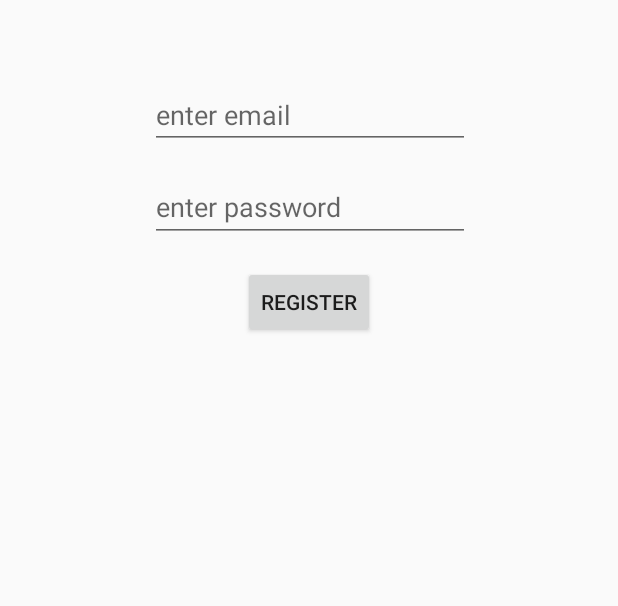
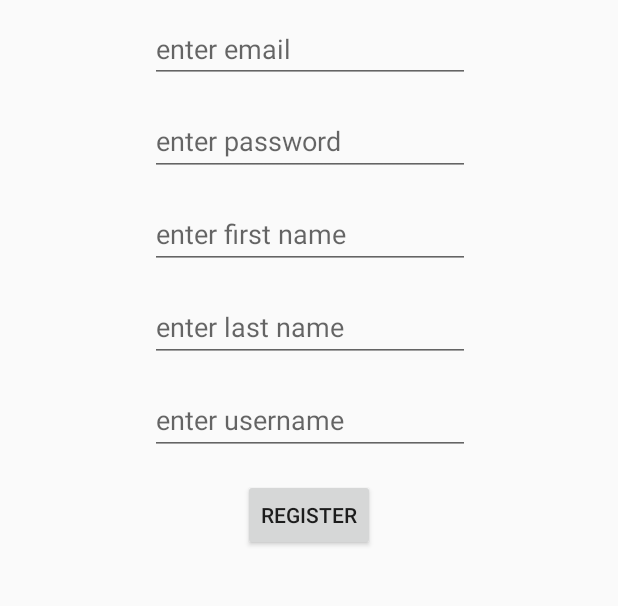
Before and after one commit to MochiCurry/TCSS-450-Team-12, an Android app: the screen it shows after launch (MainActivity before the commit, LoginActivity after it), after a tap on "NEW USER", on a phone screen of 412 x 824 dp, the part 240-846 px from its top. Run offline under Robolectric (Android 15) with nearby library versions, the phone set to English and light mode, and no system bars.

```diff
--- a/app/src/main/AndroidManifest.xml
+++ b/app/src/main/AndroidManifest.xml
@@ -12,14 +12,14 @@
         android:roundIcon="@mipmap/ic_launcher_round"
         android:supportsRtl="true"
         android:theme="@style/Theme.AppCompat.Light.NoActionBar">
-        <activity android:name=".MainActivity">
+        <activity android:name=".LoginActivity">
             <intent-filter>
                 <action android:name="android.intent.action.MAIN" />
 
                 <category android:name="android.intent.category.LAUNCHER" />
             </intent-filter>
         </activity>
-        <activity android:name=".MainPageActivity" />
+        <activity android:name=".HomeScreenActivity" />
         <activity android:name=".QuizActivity" />
         <activity android:name=".MatchActivity2" />
         <activity android:name=".ProfileActivity" />
--- a/app/src/main/java/edu/tacoma/uw/css/sextod/memeups/MainPageActivity.java
+++ b/app/src/main/java/edu/tacoma/uw/css/sextod/memeups/HomeScreenActivity.java
@@ -12,7 +12,7 @@ import android.view.MenuItem;
 import android.view.View;
 import android.widget.Button;
 
-public class MainPageActivity extends AppCompatActivity {
+public class HomeScreenActivity extends AppCompatActivity {
     private Button quizbutton;
     private Button matchbutton;
     private Button profilebutton;
@@ -27,6 +27,7 @@ public class MainPageActivity extends AppCompatActivity {
         getSupportActionBar().setIcon(R.drawable.memeupstopicon);
         getSupportActionBar().setDisplayUseLogoEnabled(true);
 
+        getIntent().getIntExtra("loggedUser", 0);
 
         quizbutton = findViewById(R.id.quizbutton);
         quizbutton.setOnClickListener(new View.OnClickListener() {
@@ -68,7 +69,7 @@ public class MainPageActivity extends AppCompatActivity {
             sharedPreferences.edit().putBoolean(getString(R.string.LOGGEDIN), false)
                     .commit();
 
-            Intent i = new Intent(this, MainActivity.class);
+            Intent i = new Intent(this, LoginActivity.class);
             startActivity(i);
             finish();
 
--- a/app/src/main/java/edu/tacoma/uw/css/sextod/memeups/MatchListFragment.java
+++ b/app/src/main/java/edu/tacoma/uw/css/sextod/memeups/MatchListFragment.java
@@ -32,7 +32,7 @@ import java.util.List;
  */
 public class MatchListFragment extends Fragment {
 
-    private static final String COURSE_URL = "http://kferg9.000webhostapp.com/android/list.php?cmd=courses";
+    private static final String COURSE_URL = "http://kferg9.000webhostapp.com/android/list.php?cmd=matchusers";
     private static final String ARG_COLUMN_COUNT = "column-count";
     private int mColumnCount = 1;
     private OnListFragmentInteractionListener mListener;
@@ -143,7 +143,7 @@ public class MatchListFragment extends Fragment {
                     }
 
                 } catch (Exception e) {
-                    response = "Unable to download the list of courses, Reason: "
+                    response = "Unable to download the list of user matches, Reason: "
                             + e.getMessage();
                 }
                 finally {
--- a/app/src/main/java/edu/tacoma/uw/css/sextod/memeups/MyCourseRecyclerViewAdapter.java
+++ b/app/src/main/java/edu/tacoma/uw/css/sextod/memeups/MyCourseRecyclerViewAdapter.java
@@ -36,8 +36,8 @@ public class MyCourseRecyclerViewAdapter extends RecyclerView.Adapter<MyCourseRe
     @Override
     public void onBindViewHolder(final ViewHolder holder, int position) {
         holder.mItem = mValues.get(position);
-        holder.mIdView.setText(mValues.get(position).getCourseId());
-        holder.mContentView.setText(mValues.get(position).getShortDescription());
+        holder.mIdView.setText(mValues.get(position).getmEmail());
+        //holder.mContentView.setText(mValues.get(position).getShortDescription());
 
 
         holder.mView.setOnClickListener(new View.OnClickListener() {
--- a/app/src/main/java/edu/tacoma/uw/css/sextod/memeups/RegisterFragment.java
+++ b/app/src/main/java/edu/tacoma/uw/css/sextod/memeups/RegisterFragment.java
@@ -42,6 +42,9 @@ public class RegisterFragment extends Fragment {
     // the fragment initialization parameters, e.g. ARG_ITEM_NUMBER
     private static final String ARG_PARAM1 = "param1";
     private static final String ARG_PARAM2 = "param2";
+    private static final String ARG_PARAM3 = "param3";
+    private static final String ARG_PARAM4 = "param4";
+    private static final String ARG_PARAM5 = "param5";
     private final static String COURSE_ADD_URL
             = "http://kferg9.000webhostapp.com/android/addUser.php?";
 
@@ -52,8 +55,14 @@ public class RegisterFragment extends Fragment {
 
     private String mParam1;
     private String mParam2;
+    private String mParam3;
+    private String mParam4;
+    private String mParam5;
     private EditText mEmail;
     private EditText mPassword;
+    private EditText mFirst;
+    private EditText mLast;
+    private EditText mUsername;
 
     /**
      * Listener for the registration button
@@ -77,11 +86,14 @@ public class RegisterFragment extends Fragment {
      * @param param2 Parameter 2.
      * @return A new instance of fragment RegisterFragment.
      */
-    public static RegisterFragment newInstance(String param1, String param2) {
+    public static RegisterFragment newInstance(String param1, String param2, String param3, String param4, String param5) {
         RegisterFragment fragment = new RegisterFragment();
         Bundle args = new Bundle();
         args.putString(ARG_PARAM1, param1);
         args.putString(ARG_PARAM2, param2);
+        args.putString(ARG_PARAM3, param3);
+        args.putString(ARG_PARAM4, param4);
+        args.putString(ARG_PARAM5, param5);
         fragment.setArguments(args);
         return fragment;
     }
@@ -97,6 +109,9 @@ public class RegisterFragment extends Fragment {
         if (getArguments() != null) {
             mParam1 = getArguments().getString(ARG_PARAM1);
             mParam2 = getArguments().getString(ARG_PARAM2);
+            mParam3 = getArguments().getString(ARG_PARAM3);
+            mParam4 = getArguments().getString(ARG_PARAM4);
+            mParam5 = getArguments().getString(ARG_PARAM5);
         }
 
     }
@@ -117,6 +132,9 @@ public class RegisterFragment extends Fragment {
         //Set email and password
         mEmail = (EditText) v.findViewById(R.id.registerEmail);
         mPassword = (EditText) v.findViewById(R.id.registerPassword);
+        mFirst = (EditText) v.findViewById(R.id.registerFirst);
+        mLast = (EditText) v.findViewById(R.id.registerLast);
+        mUsername = (EditText) v.findViewById(R.id.registerUsername);
 
         //Button for registration
         Button button = (Button)
@@ -191,10 +209,19 @@ public class RegisterFragment extends Fragment {
             String password = mPassword.getText().toString();
             sb.append("&password=");
             sb.append(URLEncoder.encode(password, "UTF-8"));
+            String first = mFirst.getText().toString();
+            sb.append("&first=");
+            sb.append(URLEncoder.encode(first, "UTF-8"));
+            String last = mLast.getText().toString();
+            sb.append("&last=");
+            sb.append(URLEncoder.encode(last, "UTF-8"));
+            String username = mUsername.getText().toString();
+            sb.append("&username=");
+            sb.append(URLEncoder.encode(username, "UTF-8"));
 
 
             //Log.i(TAG sb.toString());
-            //Log.i(TAG, sb.toString());
+            Log.i(TAG, sb.toString());
 
         }
         catch(Exception e) {
--- a/app/src/main/java/edu/tacoma/uw/css/sextod/memeups/ResultActivity.java
+++ b/app/src/main/java/edu/tacoma/uw/css/sextod/memeups/ResultActivity.java
@@ -88,7 +88,7 @@ public class ResultActivity extends AppCompatActivity {
             @Override
             public void onClick(View v) {
 
-                Intent intent = new Intent(getApplicationContext(), MainPageActivity.class);
+                Intent intent = new Intent(getApplicationContext(), HomeScreenActivity.class);
                 startActivity(intent);
 
             }
--- a/app/src/main/res/layout/activity_main.xml
+++ b/app/src/main/res/layout/activity_main.xml
@@ -5,7 +5,7 @@
     android:layout_width="match_parent"
     android:layout_height="match_parent"
     android:id="@+id/fragment_container"
-    tools:context=".MainActivity">
+    tools:context=".LoginActivity">
 
     <Button
         android:id="@+id/newuserbutton"
--- a/app/src/main/res/layout/activity_main_page.xml
+++ b/app/src/main/res/layout/activity_main_page.xml
@@ -4,7 +4,7 @@
     xmlns:tools="http://schemas.android.com/tools"
     android:layout_width="match_parent"
     android:layout_height="match_parent"
-    tools:context=".MainPageActivity">
+    tools:context=".HomeScreenActivity">
 
     <include
         android:id="@+id/top_bar"
--- a/app/src/main/res/layout/fragment_register.xml
+++ b/app/src/main/res/layout/fragment_register.xml
@@ -11,13 +11,13 @@
         android:id="@+id/registerEmail"
         android:layout_width="wrap_content"
         android:layout_height="wrap_content"
-        android:layout_marginTop="214dp"
+        android:layout_marginTop="170dp"
         android:ems="10"
+        android:hint="enter email"
         android:inputType="textEmailAddress"
         app:layout_constraintEnd_toEndOf="parent"
         app:layout_constraintHorizontal_bias="0.502"
         app:layout_constraintStart_toStartOf="parent"
-        android:hint="enter email"
         app:layout_constraintTop_toTopOf="parent" />
 
     <EditText
@@ -33,6 +33,45 @@
         android:hint="enter password"
         app:layout_constraintTop_toBottomOf="@+id/registerEmail" />
 
+    <EditText
+        android:id="@+id/registerFirst"
+        android:layout_width="wrap_content"
+        android:layout_height="46dp"
+        android:layout_marginTop="16dp"
+        android:ems="10"
+        android:hint="enter first name"
+        android:inputType="textPersonName"
+        app:layout_constraintEnd_toEndOf="parent"
+        app:layout_constraintHorizontal_bias="0.502"
+        app:layout_constraintStart_toStartOf="parent"
+        app:layout_constraintTop_toBottomOf="@+id/registerPassword" />
+
+    <EditText
+        android:id="@+id/registerLast"
+        android:layout_width="wrap_content"
+        android:layout_height="46dp"
+        android:layout_marginTop="16dp"
+        android:ems="10"
+        android:hint="enter last name"
+        android:inputType="textPersonName"
+        app:layout_constraintEnd_toEndOf="parent"
+        app:layout_constraintHorizontal_bias="0.502"
+        app:layout_constraintStart_toStartOf="parent"
+        app:layout_constraintTop_toBottomOf="@+id/registerFirst" />
+
+    <EditText
+        android:id="@+id/registerUsername"
+        android:layout_width="wrap_content"
+        android:layout_height="46dp"
+        android:layout_marginTop="16dp"
+        android:ems="10"
+        android:hint="enter username"
+        android:inputType="textPersonName"
+        app:layout_constraintEnd_toEndOf="parent"
+        app:layout_constraintHorizontal_bias="0.502"
+        app:layout_constraintStart_toStartOf="parent"
+        app:layout_constraintTop_toBottomOf="@+id/registerLast" />
+
     <Button
         android:id="@+id/registerbutton"
         android:layout_width="wrap_content"
@@ -42,6 +81,6 @@
 
         app:layout_constraintEnd_toEndOf="parent"
         app:layout_constraintStart_toStartOf="parent"
-        app:layout_constraintTop_toBottomOf="@+id/registerPassword" />
+        app:layout_constraintTop_toBottomOf="@+id/registerUsername" />
 
 </android.support.constraint.ConstraintLayout>
```
Also changed, not shown: app/src/main/java/edu/tacoma/uw/css/sextod/memeups/CourseDetailFragment.java (+19 -18 lines), app/src/main/java/edu/tacoma/uw/css/sextod/memeups/LoginActivity.java (renamed from app/src/main/java/edu/tacoma/uw/css/sextod/memeups/MainActivity.java, +12 -12 lines), app/src/main/java/edu/tacoma/uw/css/sextod/memeups/database/Match.java (+9 -48 lines).
